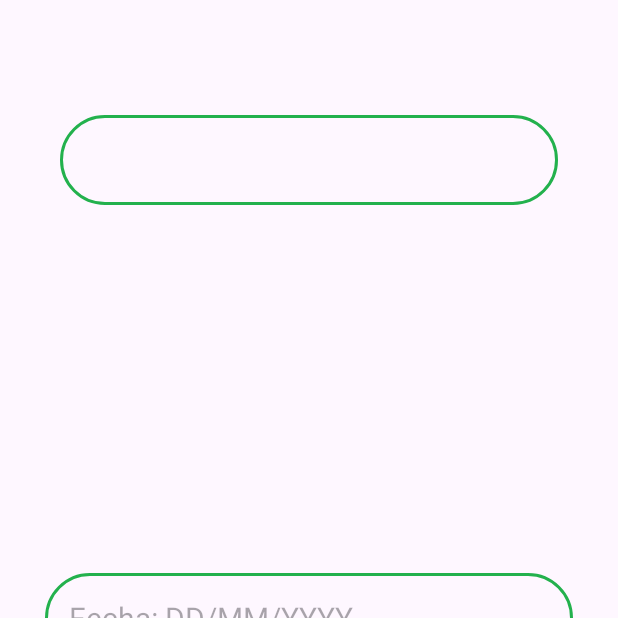
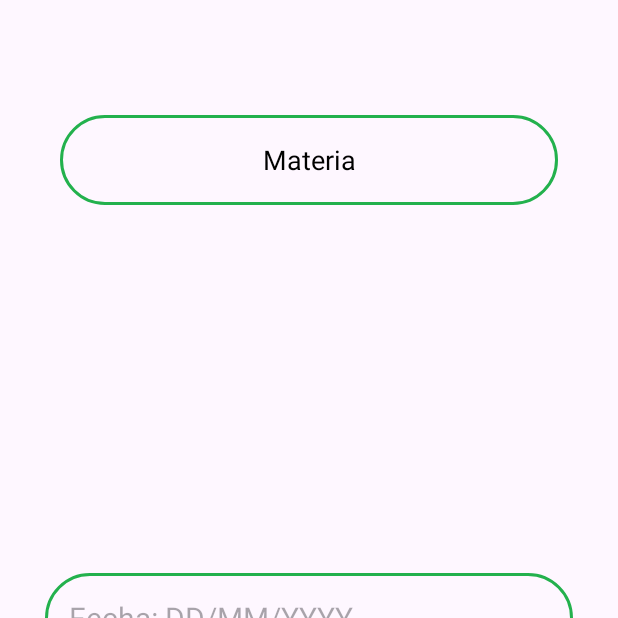
Before and after one commit to ozunacristian/CRUD_app_agenda, an Android app: the CreateActivity screen opened directly, with no data from a screen before it, on a phone screen of 412 x 824 dp, the top half of it. Run offline under Robolectric (Android 15) with nearby library versions, the phone set to English and light mode, and no system bars; our stand-ins replace Firebase (no records; nobody signed in at launch, a user with empty details on screens opened directly).

Commit message:
Spinner materias personalizado y funcionando.

```diff
--- a/crudadmin/src/main/java/com/ouxer/crudadmin/CreateActivity.kt
+++ b/crudadmin/src/main/java/com/ouxer/crudadmin/CreateActivity.kt
@@ -1,17 +1,17 @@
 package com.ouxer.crudadmin
+
 
 import android.content.Intent
 import android.os.Bundle
+import android.widget.ArrayAdapter
+import android.widget.Spinner
 import android.widget.Toast
 import androidx.activity.OnBackPressedCallback
-import androidx.activity.enableEdgeToEdge
 import androidx.appcompat.app.AppCompatActivity
-import androidx.core.view.ViewCompat
-import androidx.core.view.WindowInsetsCompat
 import com.google.firebase.database.DatabaseReference
 import com.google.firebase.database.FirebaseDatabase
 import com.ouxer.crudadmin.databinding.ActivityCreateBinding
-import com.ouxer.crudadmin.databinding.ActivityMainBinding
+
 
 class CreateActivity : AppCompatActivity() {
 
@@ -39,7 +39,16 @@ class CreateActivity : AppCompatActivity() {
             startActivity(intent) // Inicia la pantalla MainActivity
             finish() // finaliza la pantalla actual (la cierra)
         }*/
+        // ---------------- Spinners ----------------------------------
+        val materias : Spinner = binding.spMaterias
 
+        // ---------Harcodeo lista materia
+        val listaMaterias = arrayOf("Materia", "Materia 01","Materia 02","Materia 03","Materia 04", "Materia 05")
+        val adaptMaterias = ArrayAdapter<String>(this, R.layout.spinner_item, listaMaterias)
+
+        materias.adapter = adaptMaterias
+
+        // ------------------------------------------------------------
 
         binding.btnGuardar.setOnClickListener {
 
@@ -53,10 +62,6 @@ class CreateActivity : AppCompatActivity() {
                 // muestra un pequeño aviso de que se subió correctamente
                 Toast.makeText(this, "Fecha guardada.", Toast.LENGTH_LONG).show()
 
-                // cambio de vista
-                //val intent = Intent(this@CreateActivity, MainActivity::class.java)
-                //startActivity(intent)
-                //finish()
             }.addOnFailureListener {
                 // Mensaje en caso de falla
                 Toast.makeText(this, "Operación fallida.", Toast.LENGTH_LONG).show()
--- a/crudadmin/src/main/res/layout/activity_create.xml
+++ b/crudadmin/src/main/res/layout/activity_create.xml
@@ -13,13 +13,14 @@
         android:layout_height="60dp"
         android:layout_marginStart="40dp"
         android:layout_marginEnd="40dp"
+        android:background="@drawable/borde_verde"
+        android:spinnerMode="dialog"
         android:textAlignment="center"
-        android:background="@drawable/borde_verde"
         app:layout_constraintBottom_toBottomOf="parent"
         app:layout_constraintEnd_toEndOf="parent"
         app:layout_constraintStart_toStartOf="parent"
         app:layout_constraintTop_toTopOf="parent"
-        app:layout_constraintVertical_bias="0.10"/>
+        app:layout_constraintVertical_bias="0.10" />
 
     <EditText
         android:id="@+id/tv_fecha"
--- /dev/null
+++ b/crudadmin/src/main/res/layout/spinner_item.xml
@@ -0,0 +1,10 @@
+<?xml version="1.0" encoding="utf-8"?>
+<TextView xmlns:android="http://schemas.android.com/apk/res/android"
+    android:layout_width="match_parent"
+    android:layout_height="wrap_content"
+    android:padding="10dp"
+    android:textSize="18sp"
+    android:gravity="center"
+    android:textColor="@android:color/black">
+
+</TextView>
```
